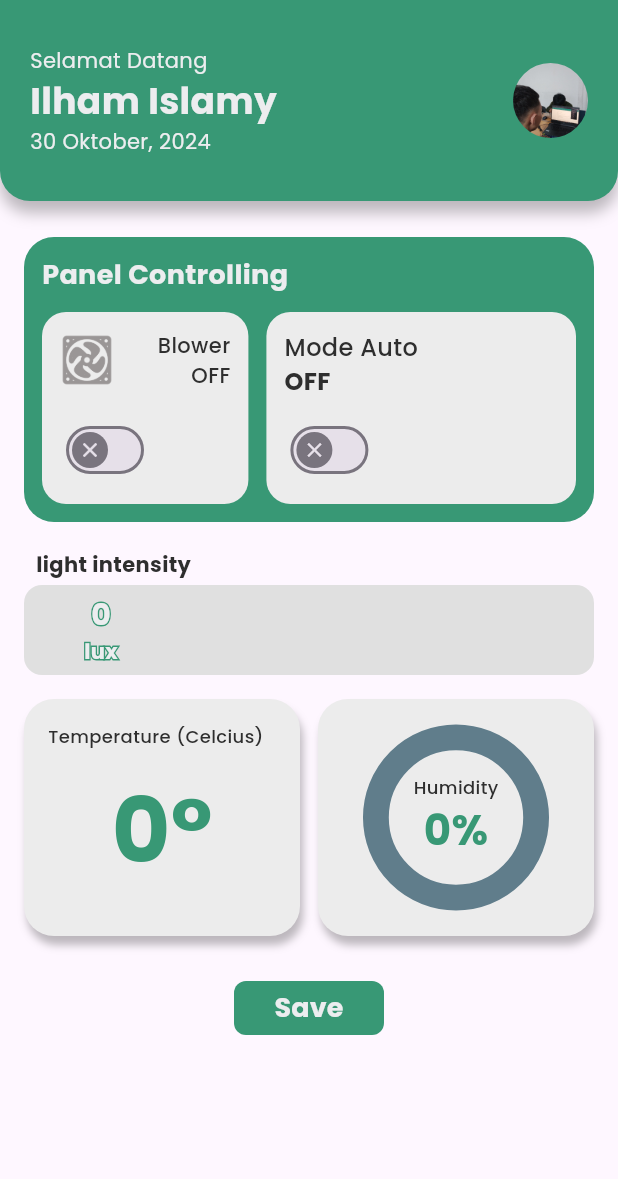
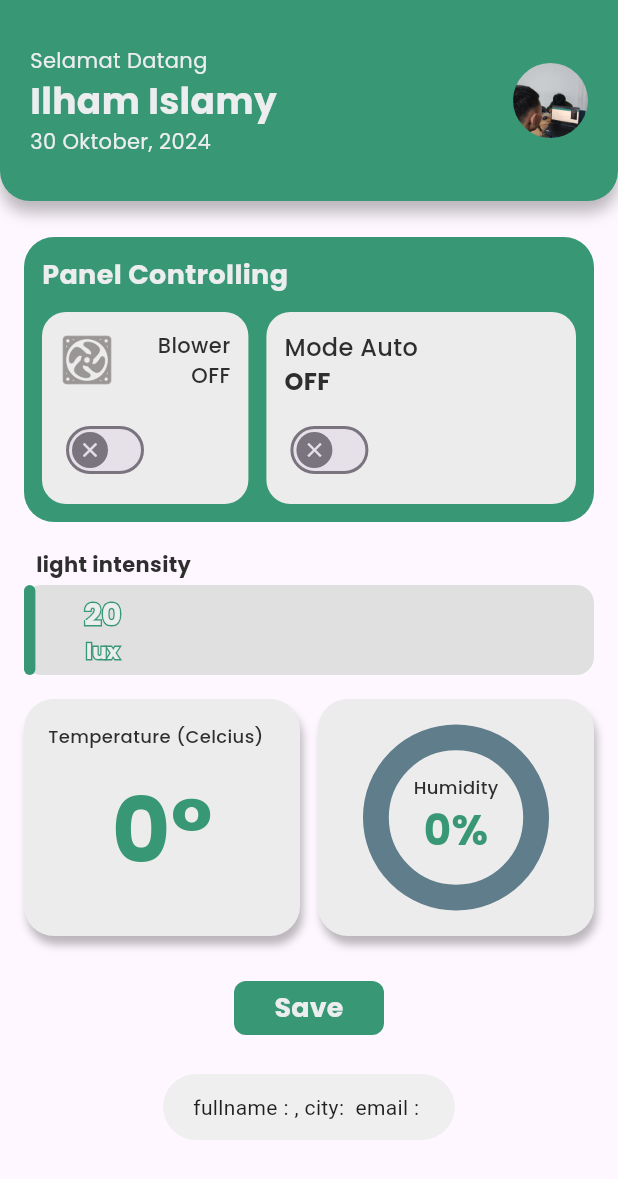
Before and after one commit to southampere28/potato_app, a Flutter app: the HomePage widget shown alone on an empty page, opened directly, after a tap on "Save", on a phone screen of 412 x 824 dp. Shown: the top 1179 px of the screen. Run offline on Flutter 3.47's test engine with Material 3 defaults, Android fonts, the phone set to English and light mode, and no system bars; drawn by our look-alikes of stroke_text; our stand-ins replace cloud_firestore, firebase_auth, firebase_core, firebase_database, fluttertoast, google_fonts and 4 more; accounts and stored records are empty; generated files the repository leaves out were written again.

Commit message:
update home page fix layout

```diff
--- a/lib/pages/home/home_page.dart
+++ b/lib/pages/home/home_page.dart
@@ -2,8 +2,11 @@
 
 import 'package:flutter/material.dart';
 import 'package:fluttertoast/fluttertoast.dart';
-import 'package:potato_apps/configuration/controller.dart';
+import 'package:potato_apps/configuration/controllers/device_controller.dart';
+import 'package:potato_apps/configuration/controllers/person_controller.dart';
+import 'package:potato_apps/model/user_model.dart';
 import 'package:potato_apps/theme.dart';
+import 'package:potato_apps/widget/blower_card.dart';
 import 'package:potato_apps/widget/button_green.dart';
 import 'package:potato_apps/widget/header_home.dart';
 import 'package:syncfusion_flutter_charts/charts.dart';
@@ -299,8 +302,15 @@
         ButtonGreen(
             title: 'Save',
             ontap: () async {
-              // Map<String, dynamic>? userdata =
-              //     await PersonController.getUserData() ?? {};
+              UserModel? userdata = await PersonController.getUserData();
+
+              if (userdata != null) {
+                Fluttertoast.showToast(
+                    msg:
+                        'fullname : ${userdata.fullName}, city: ${userdata.city} email : ${userdata.email}');
+              } else {
+                Fluttertoast.showToast(msg: "no userdata found");
+              }
 
               // Fluttertoast.showToast(msg: 'Button Save Clicked');
             })
@@ -312,7 +322,7 @@
     Map<String, dynamic>? deviceData =
         await DeviceController.getDeviceData('1730184375');
 
-    if (deviceData != null) {
+    if (mounted && deviceData != null) {
       setState(() {
         valueHumidity = double.parse(
             deviceData['humidity']?.toString() ?? '0'); // Fetch humidity
@@ -323,15 +333,8 @@
 
         chartData = [ChartData('Humidity', valueHumidity)];
       });
-    } else {
-      setState(() {
-        valueHumidity = 0;
-        _temperature = '0';
-        _lightIntensity = 0;
+    }
 
-        chartData = [ChartData('Humidity', 0)];
-      });
-    }
   }
 
   // init state
@@ -388,65 +391,6 @@
   }
 }
 
-class BlowerCard extends StatefulWidget {
-  BlowerCard({
-    super.key,
-    required this.thumbIcon,
-    required this.blowerValue,
-    required this.blowerIndicator,
-    required this.onToggle,
-  });
-
-  final MaterialStateProperty<Icon?> thumbIcon;
-  final String blowerIndicator;
-  final bool blowerValue;
-  final ValueChanged<bool> onToggle;
-
-  @override
-  State<BlowerCard> createState() => _BlowerCardState();
-}
-
-class _BlowerCardState extends State<BlowerCard> {
-  @override
-  Widget build(BuildContext context) {
-    return Column(
-      crossAxisAlignment: CrossAxisAlignment.start,
-      children: [
-        Row(crossAxisAlignment: CrossAxisAlignment.center, children: [
-          Image.asset(
-            'assets/icon_fan.png',
-            height: 36,
-          ),
-          Expanded(
-            child: Container(
-              padding: EdgeInsets.only(left: 4),
-              child: Column(
-                crossAxisAlignment: CrossAxisAlignment.end,
-                children: [
-                  Text('Blower',
-                      style: blackTextStyle.copyWith(
-                        fontSize: 14,
-                        fontWeight: medium,
-                      ),
-                      overflow: TextOverflow.ellipsis),
-                  Text(widget.blowerIndicator,
-                      style: blackTextStyle.copyWith(
-                          fontSize: 14, fontWeight: medium)),
-                ],
-              ),
-            ),
-          )
-        ]),
-        Spacer(),
-        Switch(
-            thumbIcon: widget.thumbIcon,
-            value: widget.blowerValue,
-            onChanged: widget.onToggle),
-      ],
-    );
-  }
-}
-
 class ChartData {
   ChartData(this.x, this.y);
   final String x;
```
